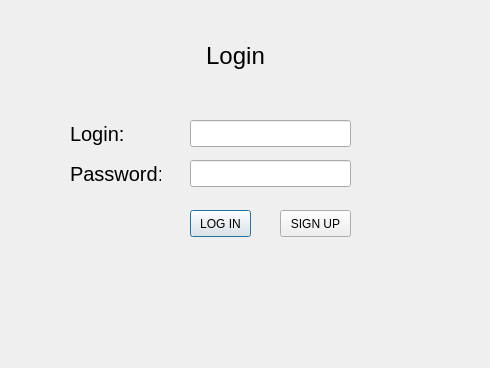
Qt form login.ui (AtlasKirill/airport_project) before a commit.
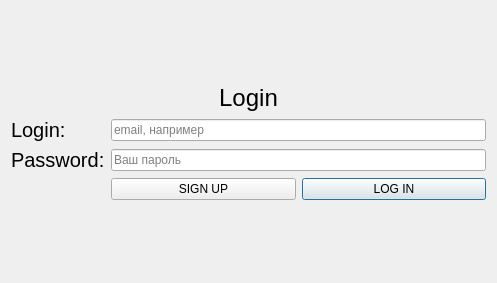
The same form after that commit.

Commit message: login centered, description added

Diff of the .ui file:
```diff
--- a/login.ui
+++ b/login.ui
@@ -6,8 +6,8 @@
    <rect>
     <x>0</x>
     <y>0</y>
-    <width>490</width>
-    <height>368</height>
+    <width>497</width>
+    <height>283</height>
    </rect>
   </property>
   <property name="windowTitle">
@@ -16,15 +16,22 @@
   <property name="styleSheet">
    <string notr="true"/>
   </property>
+  <layout class="QGridLayout" name="gridLayout_3">
+   <item row="3" column="0">
+    <spacer name="verticalSpacer">
+     <property name="orientation">
+      <enum>Qt::Vertical</enum>
+     </property>
+     <property name="sizeHint" stdset="0">
+      <size>
+       <width>20</width>
+       <height>40</height>
+      </size>
+     </property>
+    </spacer>
+   </item>
+   <item row="1" column="0">
   <widget class="QLabel" name="label">
-   <property name="geometry">
-    <rect>
-     <x>130</x>
-     <y>30</y>
-     <width>211</width>
-     <height>51</height>
-    </rect>
-   </property>
    <property name="font">
     <font>
      <pointsize>18</pointsize>
@@ -37,33 +44,24 @@
     <set>Qt::AlignCenter</set>
    </property>
   </widget>
-  <widget class="QLabel" name="label_login">
-   <property name="geometry">
-    <rect>
-     <x>70</x>
-     <y>120</y>
-     <width>55</width>
-     <height>27</height>
-    </rect>
-   </property>
-   <property name="font">
-    <font>
-     <pointsize>15</pointsize>
-    </font>
-   </property>
-   <property name="text">
-    <string>Login:</string>
-   </property>
-  </widget>
+   </item>
+   <item row="2" column="0">
+    <layout class="QGridLayout" name="gridLayout">
+     <item row="1" column="1">
+      <widget class="QLineEdit" name="line_password">
+       <property name="inputMask">
+        <string notr="true"/>
+       </property>
+       <property name="echoMode">
+        <enum>QLineEdit::Password</enum>
+       </property>
+       <property name="placeholderText">
+        <string>Ваш пароль</string>
+       </property>
+      </widget>
+     </item>
+     <item row="1" column="0">
   <widget class="QLabel" name="label_password">
-   <property name="geometry">
-    <rect>
-     <x>70</x>
-     <y>160</y>
-     <width>91</width>
-     <height>27</height>
-    </rect>
-   </property>
    <property name="font">
     <font>
      <pointsize>15</pointsize>
@@ -73,52 +71,60 @@
     <string>Password:</string>
    </property>
   </widget>
+     </item>
+     <item row="0" column="0">
+      <widget class="QLabel" name="label_login">
+       <property name="font">
+        <font>
+         <pointsize>15</pointsize>
+        </font>
+       </property>
+       <property name="text">
+        <string>Login:</string>
+       </property>
+      </widget>
+     </item>
+     <item row="0" column="1">
   <widget class="QLineEdit" name="line_login">
-   <property name="geometry">
-    <rect>
-     <x>190</x>
-     <y>120</y>
-     <width>161</width>
-     <height>27</height>
-    </rect>
-   </property>
-  </widget>
-  <widget class="QLineEdit" name="line_password">
-   <property name="geometry">
-    <rect>
-     <x>190</x>
-     <y>160</y>
-     <width>161</width>
-     <height>27</height>
-    </rect>
-   </property>
-  </widget>
+       <property name="placeholderText">
+        <string>email, например</string>
+       </property>
+      </widget>
+     </item>
+     <item row="2" column="1">
+      <layout class="QGridLayout" name="gridLayout_2">
+       <item row="0" column="1">
   <widget class="QPushButton" name="sign_in_button">
-   <property name="geometry">
-    <rect>
-     <x>190</x>
-     <y>210</y>
-     <width>61</width>
-     <height>27</height>
-    </rect>
-   </property>
    <property name="text">
     <string>LOG IN</string>
    </property>
   </widget>
+       </item>
+       <item row="0" column="0">
   <widget class="QPushButton" name="sign_up_button">
-   <property name="geometry">
-    <rect>
-     <x>280</x>
-     <y>210</y>
-     <width>71</width>
-     <height>27</height>
-    </rect>
-   </property>
    <property name="text">
     <string>SIGN UP</string>
    </property>
   </widget>
+       </item>
+      </layout>
+     </item>
+    </layout>
+   </item>
+   <item row="0" column="0">
+    <spacer name="verticalSpacer_2">
+     <property name="orientation">
+      <enum>Qt::Vertical</enum>
+     </property>
+     <property name="sizeHint" stdset="0">
+      <size>
+       <width>20</width>
+       <height>40</height>
+      </size>
+     </property>
+    </spacer>
+   </item>
+  </layout>
  </widget>
  <resources/>
  <connections/>
```
Lines whose indentation alone changed are shown as unchanged. The commit also changes 3 other files.
